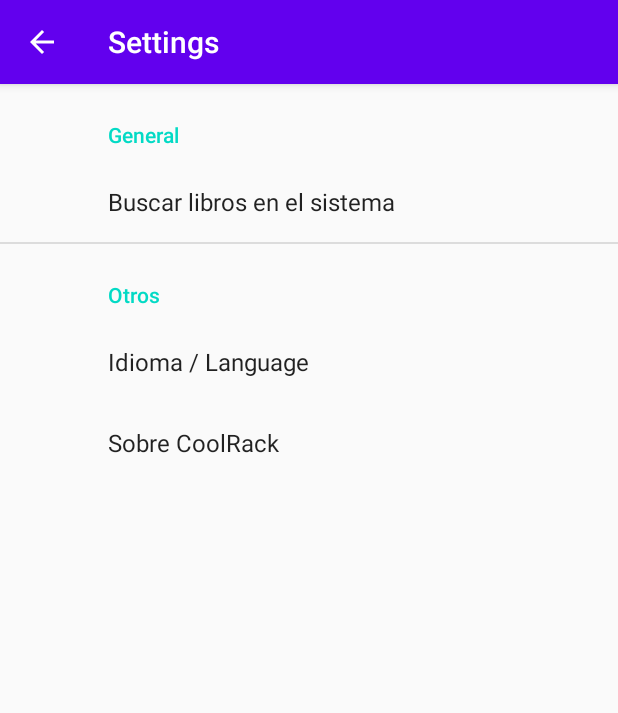
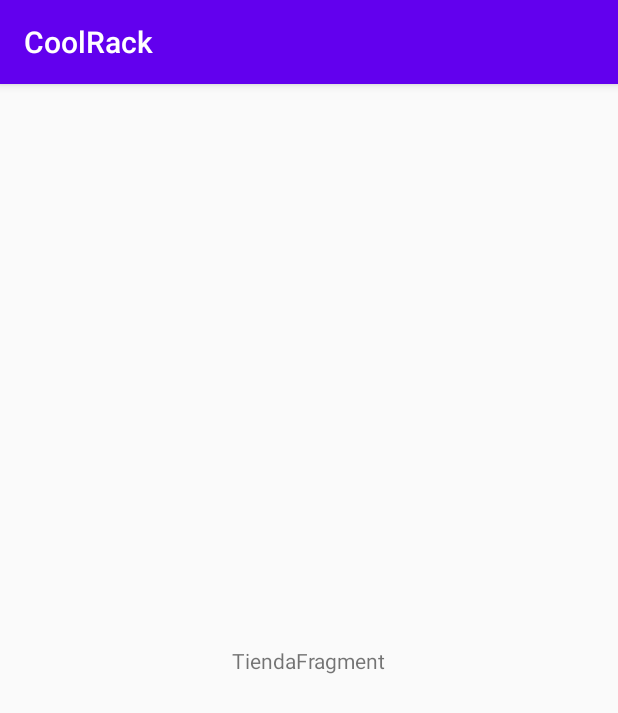
Before and after one commit to CoolRack-org/CoolRack, an Android app: the screen it shows after launch (SettingsActivity before the commit, Tienda after it), after a tap on "Leyendo", on a phone screen of 412 x 824 dp. Shown: the top 713 px of the screen. Run offline under Robolectric (Android 15) with nearby library versions, the phone set to English and light mode, and no system bars; our stand-ins replace Room's generated code; 1 statement that could not run was skipped; 1 other tap on this screen came first.

Commit message:
organizacion de clases y creacion de clase Tienda

```diff
--- a/app/src/main/java/com/example/coolrack/Activities/InformacionActivity.java
+++ b/app/src/main/java/com/example/coolrack/Activities/InformacionActivity.java
@@ -7,7 +7,7 @@ import androidx.annotation.NonNull;
 import androidx.appcompat.app.AppCompatActivity;
 import androidx.viewpager.widget.ViewPager;
 
-import com.example.coolrack.Activities.ui.main.SectionsPagerAdapter;
+import com.example.coolrack.Activities.ui.informacion.SectionsPagerAdapter;
 import com.example.coolrack.databinding.ActivityInformacionBinding;
 import com.google.android.material.tabs.TabLayout;
 
--- a/app/src/main/java/com/example/coolrack/Activities/MainActivity.java
+++ b/app/src/main/java/com/example/coolrack/Activities/MainActivity.java
@@ -22,12 +22,12 @@ import androidx.fragment.app.FragmentTransaction;
 
 import com.example.coolrack.BuildConfig;
 import com.example.coolrack.R;
-import com.example.coolrack.fragments.FatherMainFragment;
-import com.example.coolrack.fragments.Favoritos;
-import com.example.coolrack.fragments.Leidos;
-import com.example.coolrack.fragments.Leyendo;
-import com.example.coolrack.fragments.Papelera;
-import com.example.coolrack.fragments.ParaLeer;
+import com.example.coolrack.Activities.ui.main.MainFragments.FatherMainFragment;
+import com.example.coolrack.Activities.ui.main.MainFragments.Favoritos;
+import com.example.coolrack.Activities.ui.main.MainFragments.Leidos;
+import com.example.coolrack.Activities.ui.main.MainFragments.Leyendo;
+import com.example.coolrack.Activities.ui.main.MainFragments.Papelera;
+import com.example.coolrack.Activities.ui.main.MainFragments.ParaLeer;
 import com.example.coolrack.generalClass.MenuOptions;
 import com.google.android.material.navigation.NavigationView;
 import com.google.firebase.FirebaseApp;
@@ -93,7 +93,7 @@ public class MainActivity extends AppCompatActivity implements NavigationView.On
             // ventana de "leyendo" donde se muestran los ultimos libros abiertos
             case R.id.nav_leyendo:
                 fragmentsOptionsMenu.findItem(R.id.optionDelate).setVisible(false);
-                startActivity(new Intent(this, com.example.coolrack.Activities.SettingsActivity.class));
+                startActivity(new Intent(this, com.example.coolrack.Activities.Tienda.class));
                 //transactioni.replace(R.id.frame_layout,new Leyendo()).commit();
                 break;
             // ventana de la biblioteca donde se muestran todos los libros
--- /dev/null
+++ b/app/src/main/java/com/example/coolrack/Activities/Tienda.java
@@ -0,0 +1,22 @@
+package com.example.coolrack.Activities;
+
+import android.os.Bundle;
+
+import androidx.appcompat.app.AppCompatActivity;
+
+import com.example.coolrack.Activities.ui.tienda.TiendaFragments.TiendaFragment;
+import com.example.coolrack.R;
+
+public class Tienda extends AppCompatActivity {
+
+    @Override
+    protected void onCreate(Bundle savedInstanceState) {
+        super.onCreate(savedInstanceState);
+        setContentView(R.layout.activity_tienda);
+        if (savedInstanceState == null) {
+            getSupportFragmentManager().beginTransaction()
+                    .replace(R.id.container, TiendaFragment.newInstance())
+                    .commitNow();
+        }
+    }
+}
--- a/app/src/main/java/com/example/coolrack/fragments/InfoFragments/DataInformacion.java
+++ b/app/src/main/java/com/example/coolrack/Activities/ui/informacion/InfoFragments/DataInformacion.java
@@ -1,4 +1,4 @@
-package com.example.coolrack.fragments.InfoFragments;
+package com.example.coolrack.Activities.ui.informacion.InfoFragments;
 
 public class DataInformacion {
 
--- a/app/src/main/java/com/example/coolrack/fragments/InfoFragments/PlaceholderFragmentInformacion.java
+++ b/app/src/main/java/com/example/coolrack/Activities/ui/informacion/InfoFragments/PlaceholderFragmentInformacion.java
@@ -1,4 +1,4 @@
-package com.example.coolrack.fragments.InfoFragments;
+package com.example.coolrack.Activities.ui.informacion.InfoFragments;
 
 import android.os.Bundle;
 import android.view.LayoutInflater;
@@ -11,7 +11,7 @@ import androidx.fragment.app.Fragment;
 import androidx.lifecycle.Observer;
 import androidx.lifecycle.ViewModelProvider;
 
-import com.example.coolrack.Activities.ui.main.PageViewModel;
+import com.example.coolrack.Activities.ui.informacion.PageViewModel;
 import com.example.coolrack.databinding.FragmentInformacionBinding;
 
 public class PlaceholderFragmentInformacion extends Fragment {
--- a/app/src/main/java/com/example/coolrack/Activities/ui/main/PageViewModel.java
+++ b/app/src/main/java/com/example/coolrack/Activities/ui/informacion/PageViewModel.java
@@ -1,4 +1,4 @@
-package com.example.coolrack.Activities.ui.main;
+package com.example.coolrack.Activities.ui.informacion;
 
 import androidx.arch.core.util.Function;
 import androidx.lifecycle.LiveData;
@@ -6,7 +6,7 @@ import androidx.lifecycle.MutableLiveData;
 import androidx.lifecycle.Transformations;
 import androidx.lifecycle.ViewModel;
 
-import com.example.coolrack.fragments.InfoFragments.DataInformacion;
+import com.example.coolrack.Activities.ui.informacion.InfoFragments.DataInformacion;
 
 public class PageViewModel extends ViewModel {
 
--- a/app/src/main/java/com/example/coolrack/Activities/ui/main/SectionsPagerAdapter.java
+++ b/app/src/main/java/com/example/coolrack/Activities/ui/informacion/SectionsPagerAdapter.java
@@ -1,4 +1,4 @@
-package com.example.coolrack.Activities.ui.main;
+package com.example.coolrack.Activities.ui.informacion;
 
 import android.content.Context;
 
@@ -9,7 +9,7 @@ import androidx.fragment.app.FragmentManager;
 import androidx.fragment.app.FragmentPagerAdapter;
 
 import com.example.coolrack.R;
-import com.example.coolrack.fragments.InfoFragments.PlaceholderFragmentInformacion;
+import com.example.coolrack.Activities.ui.informacion.InfoFragments.PlaceholderFragmentInformacion;
 
 
 /**
--- a/app/src/main/java/com/example/coolrack/fragments/FatherMainFragment.java
+++ b/app/src/main/java/com/example/coolrack/Activities/ui/main/MainFragments/FatherMainFragment.java
@@ -1,4 +1,4 @@
-package com.example.coolrack.fragments;
+package com.example.coolrack.Activities.ui.main.MainFragments;
 
 import static android.content.ContentValues.TAG;
 
--- a/app/src/main/java/com/example/coolrack/fragments/Leidos.java
+++ b/app/src/main/java/com/example/coolrack/Activities/ui/main/MainFragments/Favoritos.java
@@ -1,4 +1,4 @@
-package com.example.coolrack.fragments;
+package com.example.coolrack.Activities.ui.main.MainFragments;
 
 import androidx.recyclerview.widget.ItemTouchHelper;
 
@@ -6,27 +6,27 @@
 
 import java.util.ArrayList;
 
-public class Leidos extends FatherMainFragment{
+public class Favoritos extends FatherMainFragment{
 
-    public Leidos() {}
+    public Favoritos() {}
 
     @Override
     protected void personalizeFragment() {
-        this.seccion = "Leidos";
-        getActivity().setTitle("Leidos");
-        this.textoCallback = "Quitado de \"Leidos\"";
+        this.seccion = "Favoritos";
+        getActivity().setTitle("Favoritos");
+        this.textoCallback = "Quitado de \"Favoritos\"";
         ItemTouchHelper helper = new ItemTouchHelper(callback);
         helper.attachToRecyclerView(recyclerView);
     }
 
     @Override
     protected void cargarLista(){
-        this.listBook = (ArrayList<Libro>) this.queryRecord.getLeido();
+        this.listBook = (ArrayList<Libro>) this.queryRecord.getFavorito();
     }
 
     @Override
     protected void personalizeCallback(Libro libro) {
-        libro.setLeido(false);
+        libro.setFavorito(false);
         queryRecord.updateBook(libro);
     }
 }
--- a/app/src/main/java/com/example/coolrack/fragments/ParaLeer.java
+++ b/app/src/main/java/com/example/coolrack/Activities/ui/main/MainFragments/Leidos.java
@@ -1,4 +1,4 @@
-package com.example.coolrack.fragments;
+package com.example.coolrack.Activities.ui.main.MainFragments;
 
 import androidx.recyclerview.widget.ItemTouchHelper;
 
@@ -6,27 +6,27 @@
 
 import java.util.ArrayList;
 
-public class ParaLeer extends FatherMainFragment{
+public class Leidos extends FatherMainFragment{
 
-    public ParaLeer() {}
+    public Leidos() {}
 
     @Override
     protected void personalizeFragment() {
-        this.seccion = "Para Leer";
-        getActivity().setTitle("Para Leer");
-        this.textoCallback = "Quitado de \"Para Leer\"";
+        this.seccion = "Leidos";
+        getActivity().setTitle("Leidos");
+        this.textoCallback = "Quitado de \"Leidos\"";
         ItemTouchHelper helper = new ItemTouchHelper(callback);
         helper.attachToRecyclerView(recyclerView);
     }
 
     @Override
     protected void cargarLista(){
-        this.listBook = (ArrayList<Libro>) this.queryRecord.getParaLeer();
+        this.listBook = (ArrayList<Libro>) this.queryRecord.getLeido();
     }
 
     @Override
     protected void personalizeCallback(Libro libro) {
-        libro.setParaLeer(false);
+        libro.setLeido(false);
         queryRecord.updateBook(libro);
     }
 }
--- a/app/src/main/java/com/example/coolrack/fragments/Leyendo.java
+++ b/app/src/main/java/com/example/coolrack/Activities/ui/main/MainFragments/Leyendo.java
@@ -1,4 +1,4 @@
-package com.example.coolrack.fragments;
+package com.example.coolrack.Activities.ui.main.MainFragments;
 
 import androidx.recyclerview.widget.ItemTouchHelper;
 
--- a/app/src/main/java/com/example/coolrack/fragments/Papelera.java
+++ b/app/src/main/java/com/example/coolrack/Activities/ui/main/MainFragments/Papelera.java
@@ -1,4 +1,4 @@
-package com.example.coolrack.fragments;
+package com.example.coolrack.Activities.ui.main.MainFragments;
 
 import android.view.View;
 
--- a/app/src/main/java/com/example/coolrack/fragments/Favoritos.java
+++ b/app/src/main/java/com/example/coolrack/Activities/ui/main/MainFragments/ParaLeer.java
@@ -1,4 +1,4 @@
-package com.example.coolrack.fragments;
+package com.example.coolrack.Activities.ui.main.MainFragments;
 
 import androidx.recyclerview.widget.ItemTouchHelper;
 
@@ -6,27 +6,27 @@
 
 import java.util.ArrayList;
 
-public class Favoritos extends FatherMainFragment{
+public class ParaLeer extends FatherMainFragment{
 
-    public Favoritos() {}
+    public ParaLeer() {}
 
     @Override
     protected void personalizeFragment() {
-        this.seccion = "Favoritos";
-        getActivity().setTitle("Favoritos");
-        this.textoCallback = "Quitado de \"Favoritos\"";
+        this.seccion = "Para Leer";
+        getActivity().setTitle("Para Leer");
+        this.textoCallback = "Quitado de \"Para Leer\"";
         ItemTouchHelper helper = new ItemTouchHelper(callback);
         helper.attachToRecyclerView(recyclerView);
     }
 
     @Override
     protected void cargarLista(){
-        this.listBook = (ArrayList<Libro>) this.queryRecord.getFavorito();
+        this.listBook = (ArrayList<Libro>) this.queryRecord.getParaLeer();
     }
 
     @Override
     protected void personalizeCallback(Libro libro) {
-        libro.setFavorito(false);
+        libro.setParaLeer(false);
         queryRecord.updateBook(libro);
     }
 }
--- /dev/null
+++ b/app/src/main/java/com/example/coolrack/Activities/ui/tienda/TiendaFragments/TiendaFragment.java
@@ -0,0 +1,38 @@
+package com.example.coolrack.Activities.ui.tienda.TiendaFragments;
+
+import android.os.Bundle;
+import android.view.LayoutInflater;
+import android.view.View;
+import android.view.ViewGroup;
+
+import androidx.annotation.NonNull;
+import androidx.annotation.Nullable;
+import androidx.fragment.app.Fragment;
+import androidx.lifecycle.ViewModelProvider;
+
+import com.example.coolrack.Activities.ui.tienda.TiendaViewModel;
+import com.example.coolrack.R;
+
+public class TiendaFragment extends Fragment {
+
+    private TiendaViewModel mViewModel;
+
+    public static TiendaFragment newInstance() {
+        return new TiendaFragment();
+    }
+
+    @Override
+    public void onCreate(@Nullable Bundle savedInstanceState) {
+        super.onCreate(savedInstanceState);
+        mViewModel = new ViewModelProvider(this).get(TiendaViewModel.class);
+        // TODO: Use the ViewModel
+    }
+
+    @Nullable
+    @Override
+    public View onCreateView(@NonNull LayoutInflater inflater, @Nullable ViewGroup container,
+                             @Nullable Bundle savedInstanceState) {
+        return inflater.inflate(R.layout.fragment_tienda, container, false);
+    }
+
+}
--- /dev/null
+++ b/app/src/main/java/com/example/coolrack/Activities/ui/tienda/TiendaViewModel.java
@@ -0,0 +1,7 @@
+package com.example.coolrack.Activities.ui.tienda;
+
+import androidx.lifecycle.ViewModel;
+
+public class TiendaViewModel extends ViewModel {
+    // TODO: Implement the ViewModel
+}
--- /dev/null
+++ b/app/src/main/res/layout/activity_tienda.xml
@@ -0,0 +1,7 @@
+<?xml version="1.0" encoding="utf-8"?>
+<FrameLayout xmlns:android="http://schemas.android.com/apk/res/android"
+    xmlns:tools="http://schemas.android.com/tools"
+    android:id="@+id/container"
+    android:layout_width="match_parent"
+    android:layout_height="match_parent"
+    tools:context=".Tienda" />
--- a/app/src/main/res/layout/fragment_father_main.xml
+++ b/app/src/main/res/layout/fragment_father_main.xml
@@ -5,7 +5,7 @@
     android:layout_width="match_parent"
     android:layout_height="match_parent"
     android:orientation="vertical"
-    tools:context=".fragments.FatherMainFragment">
+    tools:context=".Activities.ui.main.MainFragments.FatherMainFragment">
 
     <androidx.recyclerview.widget.RecyclerView
         android:id="@+id/recyclerView"
--- a/app/src/main/res/layout/fragment_informacion.xml
+++ b/app/src/main/res/layout/fragment_informacion.xml
@@ -3,7 +3,7 @@
     xmlns:tools="http://schemas.android.com/tools"
     android:layout_width="match_parent"
     android:layout_height="match_parent"
-    tools:context=".fragments.InfoFragments.PlaceholderFragmentInformacion">
+    tools:context=".Activities.ui.informacion.InfoFragments.PlaceholderFragmentInformacion">
 
     <ScrollView
         android:layout_width="match_parent"
--- /dev/null
+++ b/app/src/main/res/layout/fragment_tienda.xml
@@ -0,0 +1,20 @@
+<?xml version="1.0" encoding="utf-8"?>
+<androidx.constraintlayout.widget.ConstraintLayout xmlns:android="http://schemas.android.com/apk/res/android"
+    xmlns:app="http://schemas.android.com/apk/res-auto"
+    xmlns:tools="http://schemas.android.com/tools"
+    android:id="@+id/tienda"
+    android:layout_width="match_parent"
+    android:layout_height="match_parent"
+    tools:context=".Activities.ui.tienda.TiendaFragments.TiendaFragment">
+
+    <TextView
+        android:id="@+id/message"
+        android:layout_width="wrap_content"
+        android:layout_height="wrap_content"
+        android:text="TiendaFragment"
+        app:layout_constraintBottom_toBottomOf="parent"
+        app:layout_constraintEnd_toEndOf="parent"
+        app:layout_constraintStart_toStartOf="parent"
+        app:layout_constraintTop_toTopOf="parent" />
+
+</androidx.constraintlayout.widget.ConstraintLayout>
```
Also changed, not shown: app/src/main/AndroidManifest.xml (+7 -0 lines).
